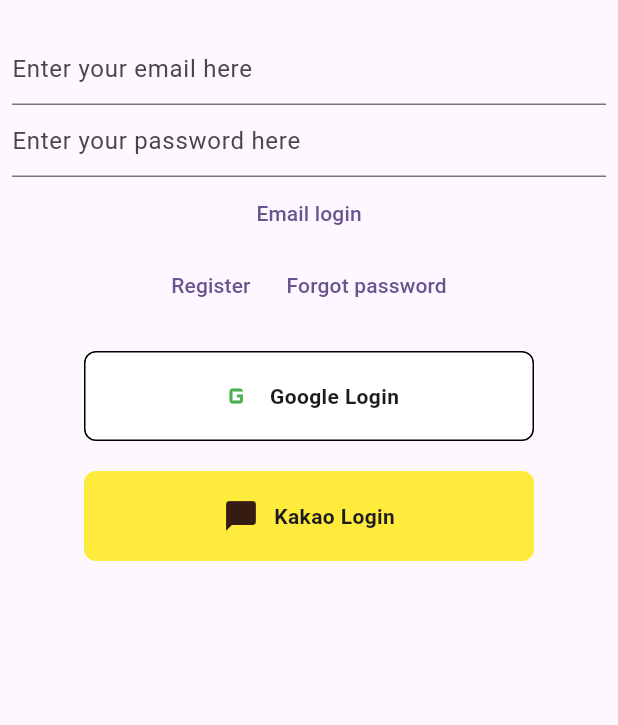
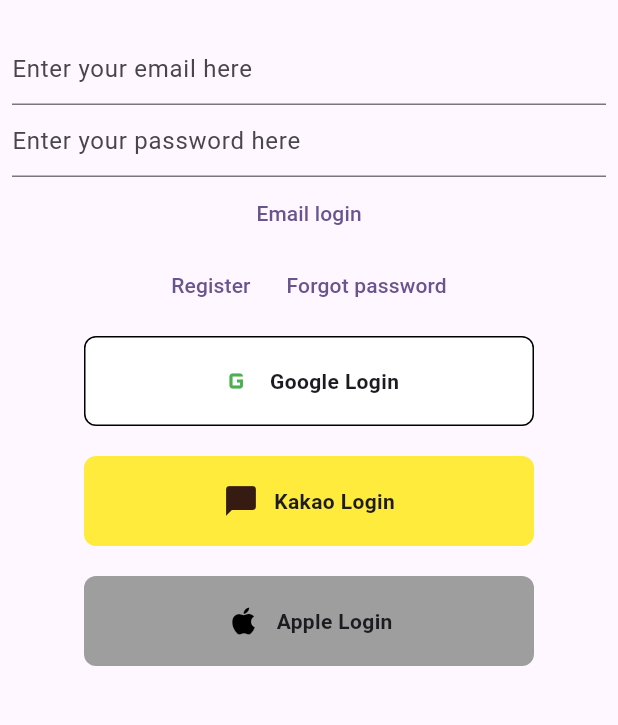
Before and after one commit to kgpksh/flutter_practice2, a Flutter app: the LoginView screen opened by its route, on a phone screen of 412 x 824 dp, the part 63-788 px from its top. Run offline on Flutter 3.47's test engine with Material 3 defaults, Android fonts, the phone set to English and light mode, and no system bars; our stand-ins replace bloc, dio, equatable, firebase_auth, firebase_core, flutter_bloc and 2 more; missing offline and left inert: kakao_flutter_sdk_user; accounts and stored records are empty; generated files the repository leaves out were written again; network calls fail.

Commit message:
feat: 애플 로그인 구현 미완

```diff
--- a/lib/bloc/auth/auth_event.dart
+++ b/lib/bloc/auth/auth_event.dart
@@ -23,6 +23,8 @@ class GoogleLoginEvent extends AuthEvent {}
 
 class KakaoLoginEvent extends AuthEvent {}
 
+class AppleLoginEvent extends AuthEvent {}
+
 class FirebaseEmailLogoutEvent extends AuthEvent {}
 
 class FirebaseEmailVerifyEvent extends AuthEvent {}
--- a/lib/main.dart
+++ b/lib/main.dart
@@ -2,12 +2,13 @@ import 'package:flutter/material.dart';
 import 'package:flutter_bloc/flutter_bloc.dart';
 import 'package:flutter_practice2/app_router.dart';
 import 'package:flutter_practice2/bloc/auth/auth_bloc.dart';
+import 'package:flutter_practice2/secret_keys.dart';
 import 'package:flutter_practice2/views/home_page.dart';
 import 'package:kakao_flutter_sdk_user/kakao_flutter_sdk_user.dart';
 
 void main() {
   WidgetsFlutterBinding.ensureInitialized();
-  // KakaoSdk.init(nativeAppKey: '${YOUR_NATIVE_APP_KEY}');
+  KakaoSdk.init(nativeAppKey: SecretKeys().kakaoNativeAppKey);
   runApp(MyApp());
 }
 
--- a/lib/service/auth/auth_exceptions.dart
+++ b/lib/service/auth/auth_exceptions.dart
@@ -23,3 +23,7 @@ class KakaoFinalCredentialException implements Exception {}
 class KakaoLoginCanceledException implements Exception {}
 
 class KakaoLoginFailedException implements Exception {}
+
+class AppleLoginFailed implements Exception {}
+
+class AppleFinalCredentialException implements Exception {}
--- a/lib/views/auth/login.dart
+++ b/lib/views/auth/login.dart
@@ -90,7 +90,7 @@ class _LoginViewState extends State<LoginView> {
                     context.read<AuthBloc>().add(GoogleLoginEvent());
                   },
                   child: Container(
-                    margin: EdgeInsetsDirectional.symmetric(vertical: 20),
+                    margin: EdgeInsetsDirectional.symmetric(vertical: 10),
                     width: 300,
                     height: 60,
                     decoration: BoxDecoration(
@@ -125,6 +125,7 @@ class _LoginViewState extends State<LoginView> {
                     context.read<AuthBloc>().add(KakaoLoginEvent());
                   },
                   child: Container(
+                    margin: EdgeInsetsDirectional.symmetric(vertical: 10),
                     width: 300,
                     height: 60,
                     decoration: BoxDecoration(
@@ -152,6 +153,38 @@ class _LoginViewState extends State<LoginView> {
                     ),
                   ),
                 ),
+                GestureDetector(
+                  onTap: () {
+                    context.read<AuthBloc>().add(AppleLoginEvent());
+                  },
+                  child: Container(
+                    margin: EdgeInsetsDirectional.symmetric(vertical: 10),
+                    width: 300,
+                    height: 60,
+                    decoration: BoxDecoration(
+                      color: Colors.grey,
+                      borderRadius: BorderRadius.circular(8.0),
+                    ),
+                    child: const Center(
+                      child: Row(
+                        mainAxisAlignment: MainAxisAlignment.center,
+                        children: [
+                          Icon(
+                            Icons.apple,
+                            color: Colors.black,
+                          ),
+                          SizedBox(
+                            width: 10,
+                          ),
+                          Text(
+                            'Apple Login',
+                            style: TextStyle(fontWeight: FontWeight.bold),
+                          ),
+                        ],
+                      ),
+                    ),
+                  ),
+                ),
               ],
             ),
           ),
--- a/pubspec.yaml
+++ b/pubspec.yaml
@@ -47,6 +47,7 @@ dependencies:
   google_sign_in: ^6.2.1
   kakao_flutter_sdk_user: ^1.9.1+2
   change_app_package_name: ^1.1.0
+  sign_in_with_apple: ^3.2.0
 
 dev_dependencies:
   flutter_test:
```
Also changed, not shown: lib/bloc/auth/auth_bloc.dart (+17 -0 lines), lib/service/auth/oauth_login/apple_login.dart (added, +39 -0 lines), pubspec.lock, 3 other files.
